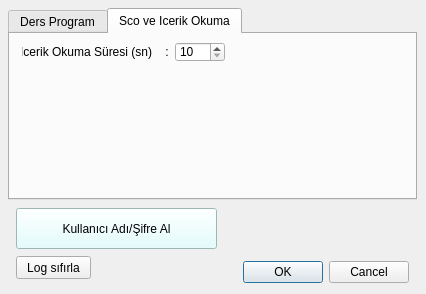
Qt form src/main/resources/base/Ayarlar.ui (pi511/yesevi-oys) before a commit.
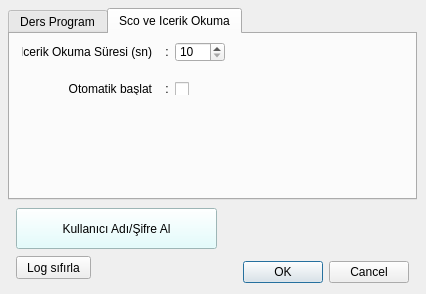
The same form after that commit.

The edit to the form file:
```diff
--- a/src/main/resources/base/Ayarlar.ui
+++ b/src/main/resources/base/Ayarlar.ui
@@ -418,6 +418,35 @@
       <number>10</number>
      </property>
     </widget>
+    <widget class="QLabel" name="label_11">
+     <property name="geometry">
+      <rect>
+       <x>12</x>
+       <y>48</y>
+       <width>150</width>
+       <height>13</height>
+      </rect>
+     </property>
+     <property name="text">
+      <string>Otomatik başlat    : </string>
+     </property>
+     <property name="alignment">
+      <set>Qt::AlignRight|Qt::AlignTrailing|Qt::AlignVCenter</set>
+     </property>
+    </widget>
+    <widget class="QCheckBox" name="cbxIcerikOto">
+     <property name="geometry">
+      <rect>
+       <x>165</x>
+       <y>48</y>
+       <width>82</width>
+       <height>13</height>
+      </rect>
+     </property>
+     <property name="text">
+      <string/>
+     </property>
+    </widget>
    </widget>
   </widget>
   <widget class="QPushButton" name="btnKulSif">
```
Left out of the diff: 2 changed lines with no effect on the pictures.
